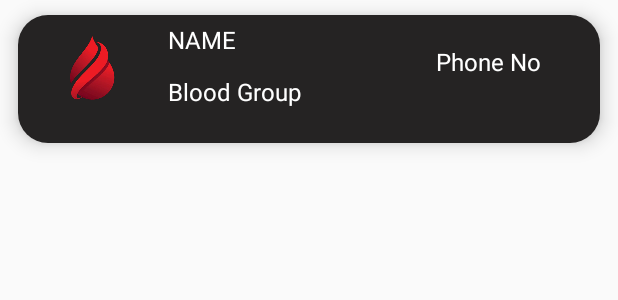
After one commit to Pranavanesh-V/Blood_Donation, an Android app: the layout recycler_item.xml on its own in the app's theme, with its tools: preview values and no code run, on a phone screen of 412 x 824 dp. The commit adds this screen. Shown: the top 300 px of the screen. Run offline under Robolectric (Android 15) with nearby library versions, the phone set to English and light mode, and no system bars; Roboto replaces fonts that are not available here.

```diff
--- a/app/build.gradle
+++ b/app/build.gradle
@@ -42,4 +42,6 @@ dependencies {
     testImplementation 'junit:junit:4.13.2'
     androidTestImplementation 'androidx.test.ext:junit:1.1.5'
     androidTestImplementation 'androidx.test.espresso:espresso-core:3.5.1'
+    implementation 'com.github.bumptech.glide:glide:4.14.2'
+    annotationProcessor 'com.github.bumptech.glide:compiler:4.14.2'
 }
--- a/app/src/main/AndroidManifest.xml
+++ b/app/src/main/AndroidManifest.xml
@@ -5,6 +5,7 @@
     <uses-permission android:name="android.permission.INTERNET" />
     <uses-permission android:name="android.permission.ACCESS_NETWORK_STATE" />
     <uses-permission android:name="android.permission.SYSTEM_ALERT_WINDOW" />
+
     <uses-feature
         android:name="android.hardware.telephony"
         android:required="true" />
--- /dev/null
+++ b/app/src/main/res/layout/recycler_item.xml
@@ -0,0 +1,73 @@
+<?xml version="1.0" encoding="utf-8"?>
+<androidx.cardview.widget.CardView xmlns:android="http://schemas.android.com/apk/res/android"
+    android:layout_width="match_parent"
+    android:layout_height="wrap_content"
+    xmlns:app="http://schemas.android.com/apk/res-auto"
+    android:id="@+id/recCard"
+    android:layout_marginStart="12dp"
+    android:layout_gravity="center|top"
+    android:layout_marginEnd="12dp"
+    android:layout_marginHorizontal="10dp"
+    android:layout_marginVertical="10dp"
+    app:cardCornerRadius="20dp"
+    app:cardElevation="8dp">
+
+    <RelativeLayout
+        android:layout_width="match_parent"
+        android:layout_height="match_parent"
+        android:background="@color/box_col">
+
+        <com.google.android.material.imageview.ShapeableImageView
+            android:id="@+id/recImage"
+            android:layout_width="60dp"
+            android:layout_height="60dp"
+            android:layout_marginStart="20dp"
+            android:layout_marginTop="5dp"
+            android:padding="8dp"
+            android:scaleType="centerCrop"
+            android:src="@drawable/logo_blood"
+            app:shapeAppearanceOverlay="@style/roundedImageViewRounded" />
+
+        <TextView
+            android:id="@+id/recName"
+            android:layout_width="120dp"
+            android:layout_height="30dp"
+            android:layout_alignParentTop="true"
+            android:layout_marginStart="20dp"
+            android:layout_marginTop="5dp"
+            android:layout_marginBottom="15dp"
+            android:layout_toEndOf="@id/recImage"
+            android:text="@string/name"
+            android:textColor="@color/white"
+            android:textSize="16sp" />
+
+        <TextView
+            android:id="@+id/recPhoneNo"
+            android:layout_width="100dp"
+            android:layout_height="31dp"
+            android:layout_alignParentEnd="true"
+            android:layout_marginStart="43dp"
+            android:layout_marginTop="20dp"
+            android:layout_marginEnd="24dp"
+            android:layout_toEndOf="@id/recName"
+            android:text="@string/phone_no"
+            android:textAlignment="center"
+            android:textColor="@color/white"
+            android:textSize="16sp" />
+
+        <TextView
+            android:id="@+id/recBlood"
+            android:layout_width="120dp"
+            android:layout_height="30dp"
+            android:layout_alignParentTop="true"
+            android:layout_marginStart="20dp"
+            android:layout_marginTop="40dp"
+            android:layout_marginBottom="15dp"
+            android:layout_toEndOf="@id/recImage"
+            android:text="@string/blood_group"
+            android:textColor="@color/white"
+            android:textSize="16sp" />
+
+    </RelativeLayout>
+
+</androidx.cardview.widget.CardView>
--- a/app/src/main/res/values-night/themes.xml
+++ b/app/src/main/res/values-night/themes.xml
@@ -24,5 +24,10 @@
         <item name="android:textColor">@color/white</item>
     </style>
 
+    <style name="roundedImageViewRounded">
+        <item name="cornerFamily">rounded</item>
+        <item name="cornerSize">50dp</item>
+    </style>
+
 
 </resources>
--- a/app/src/main/res/values/strings.xml
+++ b/app/src/main/res/values/strings.xml
@@ -60,5 +60,6 @@ OWNER
     <string name="done">Done</string>
     <string name="age">Age</string>
     <string name="location">Location</string>
+    <string name="description">Description</string>
 
 </resources>
--- a/build.gradle
+++ b/build.gradle
@@ -1,4 +1,8 @@
 buildscript {
+    repositories {
+        google()
+        mavenCentral()
+    }
     dependencies {
         classpath 'com.google.gms:google-services:4.3.15'
     }
```
Also changed, not shown: app/src/main/java/com/example/blooddonation/DataClass.java (added, +28 -0 lines), app/src/main/java/com/example/blooddonation/RecyclerViewAdapter.java (added, +52 -0 lines), app/src/main/java/com/example/blooddonation/home_page.java (+77 -1 lines), app/src/main/res/layout/activity_home_page.xml (+8 -9 lines).
